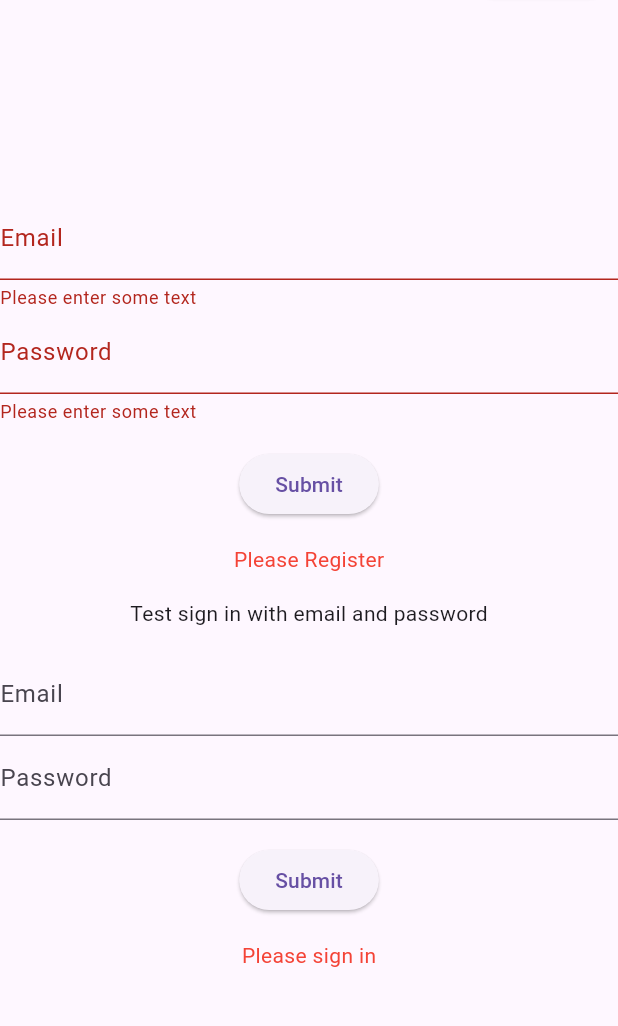
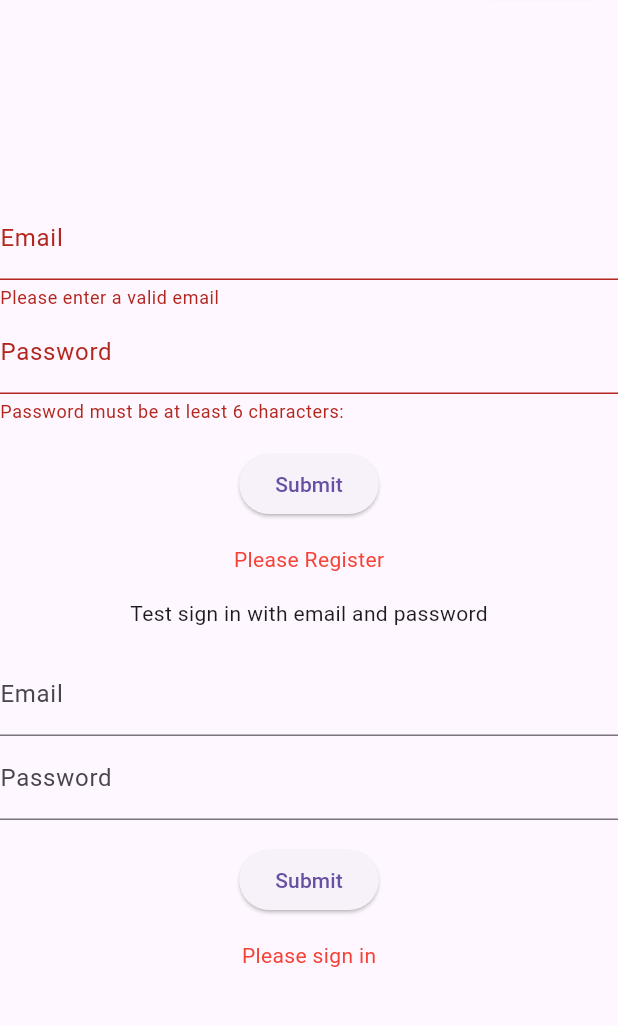
Before and after one commit to fernandocm9/MAD_inclass13, a Flutter app: the screen it shows after launch, after a tap on "Submit", on a phone screen of 412 x 824 dp, the part 77-1103 px from its top. Run offline on Flutter 3.47's test engine with Material 3 defaults, Android fonts, the phone set to English and light mode, and no system bars; our stand-ins replace cloud_firestore, firebase_auth, firebase_core; missing offline and left inert: firebase_ui_auth; accounts and stored records are empty.

Commit message:
added regex for email and password

```diff
--- a/user_auth/lib/main.dart
+++ b/user_auth/lib/main.dart
@@ -109,8 +109,12 @@ class _RegisterEmailSectionState extends State<RegisterEmailSection> {
             controller: _emailController,
             decoration: InputDecoration(labelText: 'Email'),
             validator: (value) {
-              if (value?.isEmpty ?? true) {
-                return 'Please enter some text';
+              if (value == null || value.isEmpty) {
+                return 'Please enter a valid email';
+              } else if(value.length < 5) {
+                return 'Email must be at least 5 characters';
+              } else if(!RegExp(r'^[a-zA-Z0-9._%+-]+@[a-zA-Z0-9.-]+\.[a-zA-Z]{2,}$').hasMatch(value)) {
+                return 'Please enter a valid email address';
               }
               return null;
             },
@@ -119,8 +123,10 @@ class _RegisterEmailSectionState extends State<RegisterEmailSection> {
             controller: _passwordController,
             decoration: InputDecoration(labelText: 'Password'),
             validator: (value) {
-              if (value?.isEmpty ?? true) {
-                return 'Please enter some text';
+              if (value == null || value.isEmpty) {
+                return 'Password must be at least 6 characters:';
+              } else if(value.length < 6){
+                return 'Password must be at least 6 characters:';
               }
               return null;
             },
```
